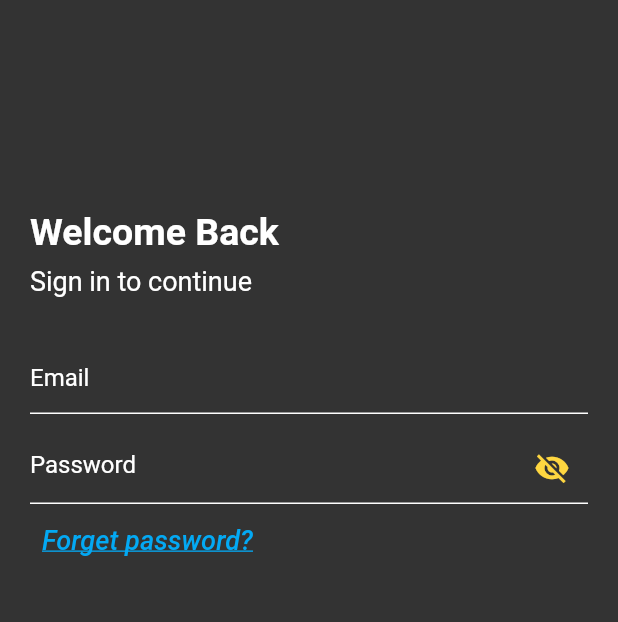
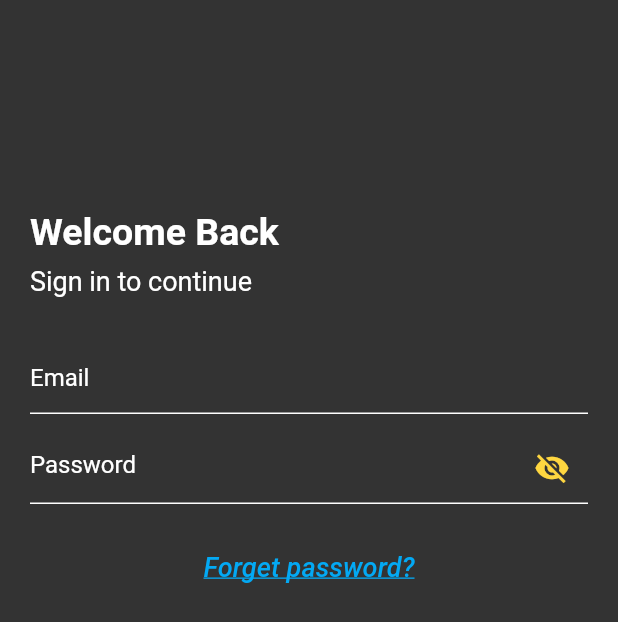
Before and after one commit to Devsaci/grocery_app_hadi_v2, a Flutter app: the screen it shows after launch, on a phone screen of 412 x 824 dp. Shown: the top 622 px of the screen. Run offline on Flutter 3.47's test engine with Material 2 defaults, Android fonts, the phone set to English and light mode, and no system bars; drawn by our look-alikes of card_swiper; our stand-ins replace fancy_shimmer_image, flutter_iconly, shared_preferences.

Commit message:
class AuthButton

```diff
--- a/lib/screens/auth/login.dart
+++ b/lib/screens/auth/login.dart
@@ -146,7 +146,10 @@ class _LoginScreenState extends State<LoginScreen> {
                       ],
                     ),
                   ),
-                  TextButton(
+                  const SizedBox(height: 18),
+                  Align(
+                    alignment: Alignment.topCenter,
+                    child: TextButton(
                       onPressed: () {},
                       child: const Text(
                         'Forget password?',
@@ -157,7 +160,9 @@ class _LoginScreenState extends State<LoginScreen> {
                             decoration: TextDecoration.underline,
                             fontStyle: FontStyle.italic),
                       ),
-                  )
+                    ),
+                  ),
+                  const SizedBox(height: 18),
                 ],
               ),
             ),
```
Also changed, not shown: lib/widgets/auth_button.dart (added, +10 -0 lines). Lines whose indentation alone changed are shown as unchanged.
